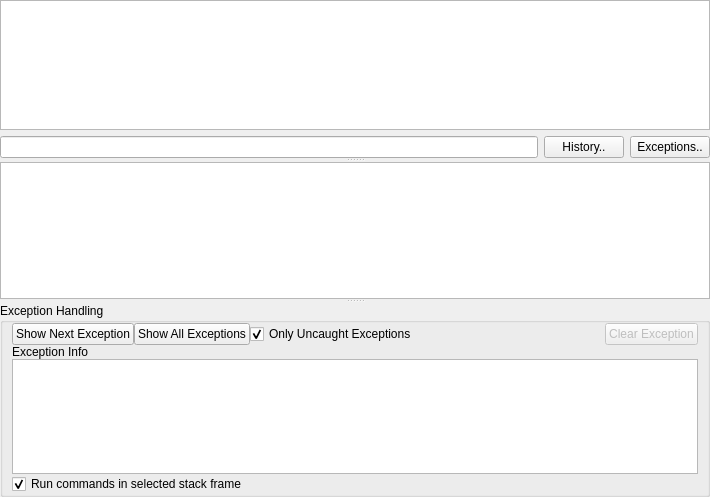
Qt form console/template.ui (pyqtgraph/pyqtgraph) before a commit.
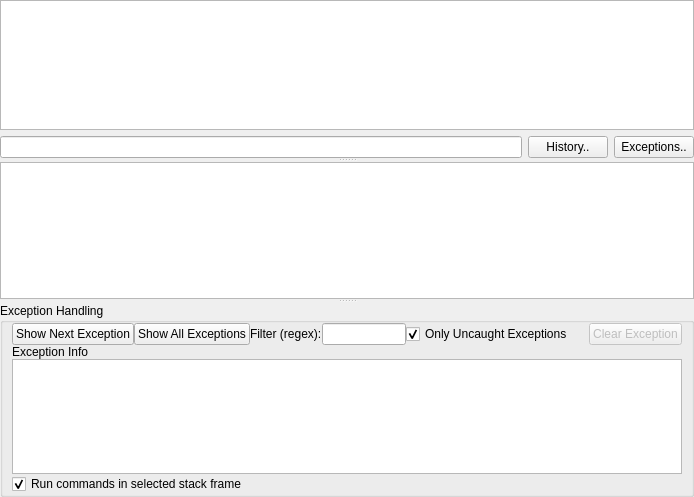
The same form after that commit. Custom widgets are drawn as their Qt base class.

What changed in the file:
```diff
--- a/console/template.ui
+++ b/console/template.ui
@@ -6,7 +6,7 @@
    <rect>
     <x>0</x>
     <y>0</y>
-    <width>710</width>
+    <width>694</width>
     <height>497</height>
    </rect>
   </property>
@@ -89,6 +89,16 @@
        <property name="spacing">
         <number>0</number>
        </property>
+       <item row="0" column="6">
+        <widget class="QPushButton" name="clearExceptionBtn">
+         <property name="enabled">
+          <bool>false</bool>
+         </property>
+         <property name="text">
+          <string>Clear Exception</string>
+         </property>
+        </widget>
+       </item>
        <item row="0" column="1">
         <widget class="QPushButton" name="catchAllExceptionsBtn">
          <property name="text">
@@ -109,7 +119,7 @@
          </property>
         </widget>
        </item>
-       <item row="0" column="2">
+       <item row="0" column="4">
         <widget class="QCheckBox" name="onlyUncaughtCheck">
          <property name="text">
           <string>Only Uncaught Exceptions</string>
@@ -119,14 +129,14 @@
          </property>
         </widget>
        </item>
-       <item row="2" column="0" colspan="5">
+       <item row="2" column="0" colspan="7">
         <widget class="QListWidget" name="exceptionStackList">
          <property name="alternatingRowColors">
           <bool>true</bool>
          </property>
         </widget>
        </item>
-       <item row="3" column="0" colspan="5">
+       <item row="3" column="0" colspan="7">
         <widget class="QCheckBox" name="runSelectedFrameCheck">
          <property name="text">
           <string>Run commands in selected stack frame</string>
@@ -136,24 +146,14 @@
          </property>
         </widget>
        </item>
-       <item row="1" column="0" colspan="5">
+       <item row="1" column="0" colspan="7">
         <widget class="QLabel" name="exceptionInfoLabel">
          <property name="text">
           <string>Exception Info</string>
          </property>
         </widget>
        </item>
-       <item row="0" column="4">
-        <widget class="QPushButton" name="clearExceptionBtn">
-         <property name="enabled">
-          <bool>false</bool>
-         </property>
-         <property name="text">
-          <string>Clear Exception</string>
-         </property>
-        </widget>
-       </item>
-       <item row="0" column="3">
+       <item row="0" column="5">
         <spacer name="horizontalSpacer">
          <property name="orientation">
           <enum>Qt::Horizontal</enum>
@@ -166,6 +166,16 @@
          </property>
         </spacer>
        </item>
+       <item row="0" column="2">
+        <widget class="QLabel" name="label">
+         <property name="text">
+          <string>Filter (regex):</string>
+         </property>
+        </widget>
+       </item>
+       <item row="0" column="3">
+        <widget class="QLineEdit" name="filterText"/>
+       </item>
       </layout>
      </widget>
     </widget>
```
